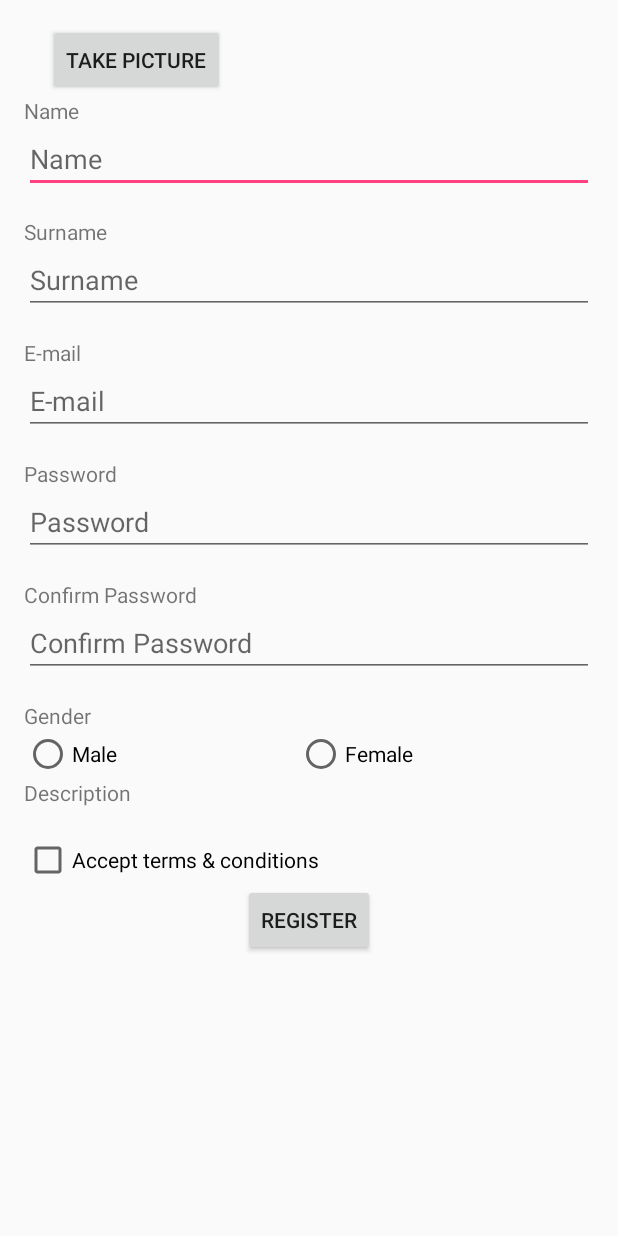
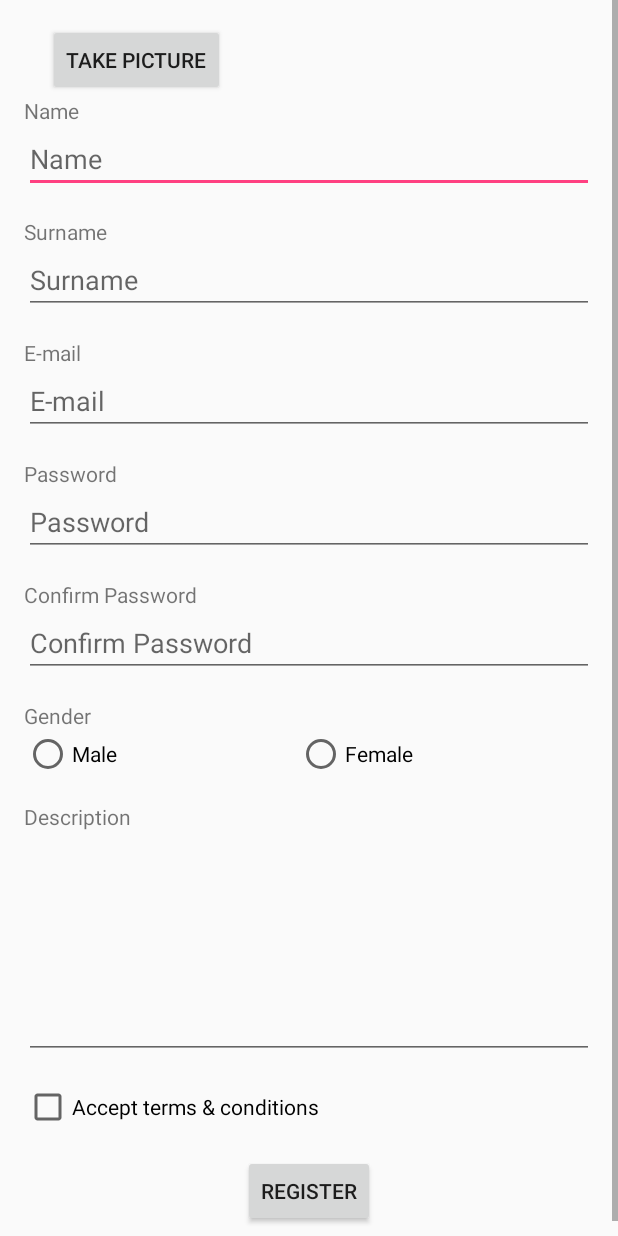
Before and after one commit to llmasdeu/PPROG2-P_Final, an Android app: the layout activity_register.xml on its own in the app's theme, with its tools: preview values and no code run, on a phone screen of 412 x 824 dp. Run offline under Robolectric (Android 15) with nearby library versions, the light colour scheme and no system bars.

Commit message:
Modificados los Layout de la actividad principal y la actividad de registro de usuario.

```diff
--- a/PPROG2-P_Final/app/src/main/res/layout/activity_main.xml
+++ b/PPROG2-P_Final/app/src/main/res/layout/activity_main.xml
@@ -1,6 +1,6 @@
 <?xml version="1.0" encoding="utf-8"?>
 
-<!-- Layout de la actividad principal de la aplicación -->
+<!-- Layout de la actividad principal de la aplicacion -->
 <ScrollView
     xmlns:android="http://schemas.android.com/apk/res/android"
     xmlns:tools="http://schemas.android.com/tools"
@@ -19,7 +19,7 @@
         android:paddingLeft="@dimen/form_vertical_margin"
         android:paddingRight="@dimen/form_vertical_margin">
 
-        <!-- Logo de la aplicación -->
+        <!-- Logo de la aplicacion -->
         <ImageView
             android:id="@+id/logo_imageView"
             android:layout_width="wrap_content"
--- a/PPROG2-P_Final/app/src/main/res/layout/activity_register.xml
+++ b/PPROG2-P_Final/app/src/main/res/layout/activity_register.xml
@@ -129,7 +129,8 @@
             <RadioGroup
                 android:orientation="horizontal"
                 android:layout_width="match_parent"
-                android:layout_height="wrap_content">
+                android:layout_height="wrap_content"
+                android:layout_marginBottom="@dimen/activity_vertical_margin">
 
                 <RadioButton
                     android:text="@string/male"
@@ -146,20 +147,27 @@
 
             <!-- Descipcion (no se que va) -->
             <TextView
-                android:layout_width="wrap_content"
-                android:layout_height="wrap_content"
-                android:id="@+id/Description"
-                android:text="@string/description" />
-
-            <TextView
+                android:text="@string/description"
                 android:layout_width="wrap_content"
                 android:layout_height="wrap_content" />
+
+            <EditText
+                android:id="@+id/description_editText"
+                android:lines="6"
+                android:gravity="top|left"
+                android:inputType="textMultiLine"
+                android:scrollbars="vertical"
+                android:cursorVisible="true"
+                android:layout_width="match_parent"
+                android:layout_height="wrap_content"
+                android:layout_marginBottom="@dimen/activity_vertical_margin" />
 
             <!-- Terminos y condiciones-->
             <CheckBox
                 android:layout_width="wrap_content"
                 android:layout_height="wrap_content"
-                android:text="@string/termins" />
+                android:text="@string/terms"
+                android:layout_marginBottom="@dimen/activity_vertical_margin"/>
 
             <!-- Boton para registrar -->
             <Button
--- a/PPROG2-P_Final/app/src/main/res/values/strings.xml
+++ b/PPROG2-P_Final/app/src/main/res/values/strings.xml
@@ -20,5 +20,5 @@
     <string name="male">Male</string>
     <string name="female">Female</string>
     <string name="description">Description</string>
-    <string name="termins">Accept terms &amp; conditions</string>
+    <string name="terms">Accept terms &amp; conditions</string>
 </resources>
```
